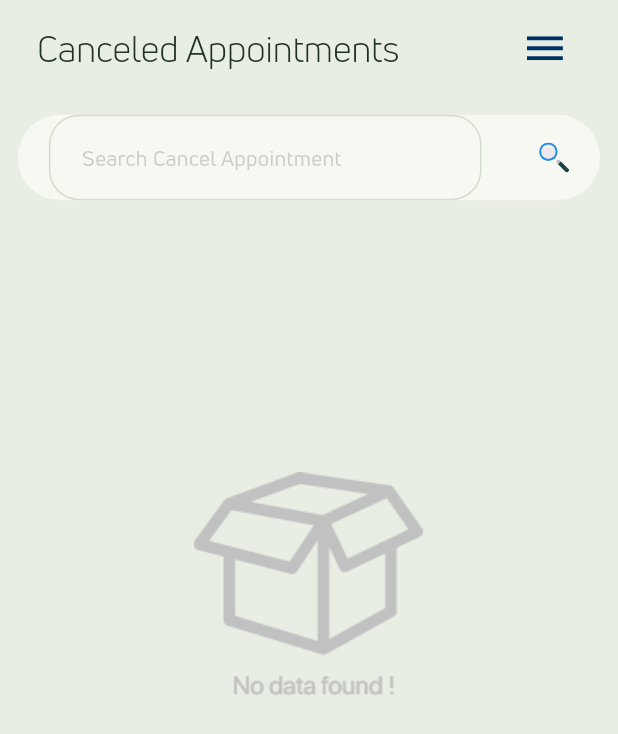
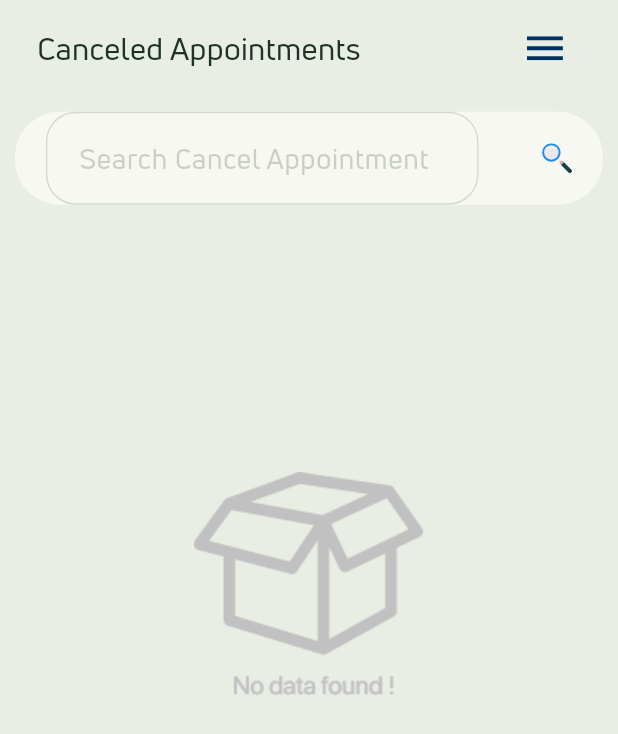
Before and after one commit to subgit9-a11y/docv1, a Flutter app: the CancelAppointmentScreen screen opened by its route, on a phone screen of 412 x 824 dp. Shown: the top 734 px of the screen. Run offline on Flutter 3.47's test engine with Material 3 defaults, Android fonts, the phone set to English and light mode, and no system bars; our stand-ins replace audioplayers, cached_network_image, cloud_firestore, connectivity_plus, country_picker, dio and 27 more; missing offline and left inert: agora_rtc_engine, pip_view, record, syncfusion_flutter_pdfviewer; accounts and stored records are empty; generated files the repository leaves out were written again; network calls fail; project files that could hold a hidden picture were left out.

Commit message:
Fix remaining mismatched tokens from the design-system rollout
A systematic re-audit (diffing every touched file against its
pre-rollout state, not just spot-checking) turned up more exact-match
violations beyond the headlineSmall one already fixed:

- fontSize:13 was repeatedly mapped to bodyMedium (14) instead of
  being left as a raw literal - no token is defined at 13. Reverted
  across workflow_progress_card, astra_fill_display (x4),
  notifications, and ViewAllNotification.
- bodyLarge (15) was used for a 14px label in modern_drawer - reverted
  to bodyMedium (14), the actual match.
- titleMedium (16) was used for two 14px labels in astra_fill_display
  - reverted to bodyMedium.
- titleLarge (20) was used for an 18px title in videocallhistory - no
  token matches 18, reverted to a raw literal.
- Five EdgeInsets/BorderRadius conversions in cancel_appointment used
  the nearest token instead of an exact one (10->spaceMd/12,
  30->radius2xl/28, 15->spaceXl/20, 15.0->radiusLg/16, 10->radiusMd/12)
  - all reverted to their original literals since none of those exact
  values have a token.
- Two width-relative fontSize values in cancel_appointment
  (width * 0.05, width * 0.045) had been converted to fixed-size
  tokens, which changes responsive text into fixed text - reverted,
  consistent with leaving width/height-relative sizing alone
  elsewhere in this rollout.

Every other conversion in the six prior commits was checked the same
way and left in place; this commit only touches the values that
didn't survive verification.

Co-Authored-By: Claude Sonnet 5 <noreply@anthropic.com>
Claude-Session: https://claude.ai/code/session_017SbDy8BpM1GNs7r7A7awx7

```diff
--- a/lib/features/appointments/cancel_appointment.dart
+++ b/lib/features/appointments/cancel_appointment.dart
@@ -78,12 +78,9 @@ class _CancelAppointmentScreen extends State<CancelAppointmentScreen> {
                                                   AppString
                                                       .cancel_appointment_heading)
                                               .toString(),
-                                          style: Theme.of(context)
-                                              .textTheme
-                                              .headlineSmall
-                                              ?.copyWith(
-                                                  color:
-                                                      AyurezeTheme.textPrimary),
+                                          style: TextStyle(
+                                              fontSize: width * 0.05,
+                                              color: AyurezeTheme.textPrimary),
                                         ),
                                       ),
                                     ],
@@ -108,12 +105,11 @@ class _CancelAppointmentScreen extends State<CancelAppointmentScreen> {
                         ),
                         Container(
                           margin: EdgeInsets.only(top: height * 0.01),
-                          padding: EdgeInsets.all(AyurezeTheme.spaceMd),
+                          padding: EdgeInsets.all(10),
                           child: Card(
                             color: AyurezeTheme.surface,
                             shape: RoundedRectangleBorder(
-                              borderRadius:
-                                  BorderRadius.circular(AyurezeTheme.radius2xl),
+                              borderRadius: BorderRadius.circular(30),
                             ),
                             child: Container(
                                 alignment: AlignmentDirectional.center,
@@ -136,14 +132,11 @@ class _CancelAppointmentScreen extends State<CancelAppointmentScreen> {
                                                   AppString
                                                       .search_cancel_appointment)
                                               .toString(),
-                                          hintStyle: Theme.of(context)
-                                              .textTheme
-                                              .bodyMedium
-                                              ?.copyWith(
-                                                color: AyurezeTheme
-                                                    .textSecondary
-                                                    .withValues(alpha: 0.3),
-                                              ),
+                                          hintStyle: TextStyle(
+                                            fontSize: width * 0.045,
+                                            color: AyurezeTheme.textSecondary
+                                                .withValues(alpha: 0.3),
+                                          ),
                                         ),
                                         textAlign: TextAlign.left,
                                       ),
@@ -183,8 +176,7 @@ class _CancelAppointmentScreen extends State<CancelAppointmentScreen> {
                                   : Container(
                                       color: AyurezeTheme.surfaceMuted,
                                       width: width * 1.0,
-                                      padding:
-                                          EdgeInsets.all(AyurezeTheme.spaceXl),
+                                      padding: EdgeInsets.all(15),
                                       child: Row(
                                         mainAxisAlignment:
                                             MainAxisAlignment.spaceBetween,
@@ -208,12 +200,9 @@ class _CancelAppointmentScreen extends State<CancelAppointmentScreen> {
                                           ),
                                           Text(
                                             "${getTranslated(context, AppString.cancel_appointment_length)} ${viewModel.cancelAppointmentReq.length} ",
-                                            style: Theme.of(context)
-                                                .textTheme
-                                                .bodySmall
-                                                ?.copyWith(
-                                                    color: AyurezeTheme
-                                                        .forestDeep),
+                                            style: TextStyle(
+                                                fontSize: 13,
+                                                color: AyurezeTheme.forestDeep),
                                           ),
                                         ],
                                       ),
@@ -306,8 +295,7 @@ class _CancelAppointmentScreen extends State<CancelAppointmentScreen> {
                   height: 100,
                   child: Card(
                       shape: RoundedRectangleBorder(
-                        borderRadius:
-                            BorderRadius.circular(AyurezeTheme.radiusLg),
+                        borderRadius: BorderRadius.circular(15.0),
                       ),
                       child: Column(children: <Widget>[
                         Container(
@@ -317,8 +305,7 @@ class _CancelAppointmentScreen extends State<CancelAppointmentScreen> {
                               height: 70,
                               width: 60,
                               child: ClipRRect(
-                                borderRadius: BorderRadius.circular(
-                                    AyurezeTheme.radiusMd),
+                                borderRadius: BorderRadius.circular(10),
                                 child: Container(
                                     decoration: BoxDecoration(
                                         image: DecorationImage(
--- a/lib/features/consultation/videoCall/videocallhistory.dart
+++ b/lib/features/consultation/videoCall/videocallhistory.dart
@@ -46,7 +46,8 @@ class _VideoCallHistoryState extends State<VideoCallHistory> {
             backgroundColor: AyurezeTheme.canvas,
             title: Text(
               getTranslated(context, AppString.drawer_callHistory).toString(),
-              style: Theme.of(context).textTheme.titleLarge?.copyWith(
+              style: TextStyle(
+                  fontSize: 18,
                   color: AyurezeTheme.textSecondary,
                   fontWeight: FontWeight.bold),
             ),
```
Also changed, not shown: lib/core/astra/workflow/workflow_progress_card.dart (+6 -3 lines), lib/features/notifications/ViewAllNotification.dart (+4 -3 lines), lib/features/notifications/notifications.dart (+4 -3 lines), lib/widgets/astra_fill_display.dart (+12 -13 lines), lib/widgets/modern_drawer.dart (+4 -3 lines).
